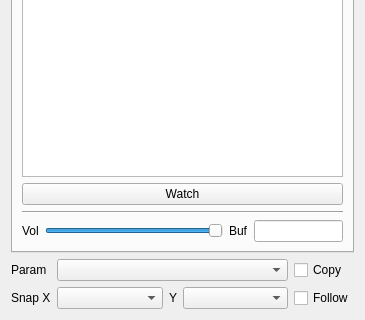
The window that src/editor/sidemenu/SideMenu.ui (yuxshao/ptcollab) describes before a commit, drawn with Qt 5; both pictures show x 0 to 365 and y 315 to 635 of the 365 by 635 pixel window.
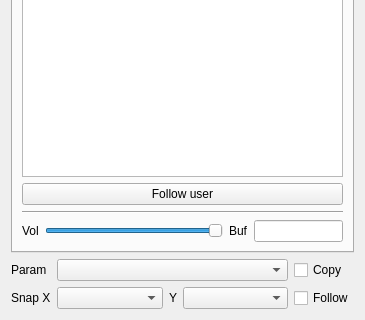
The same window after the commit. The open tabs and pages were chosen to show the change. Icons and pictures are not drawn. Custom widgets are drawn as their Qt base class.

Commit message: follow vs watch user

Diff of the .ui file:
```diff
--- a/src/editor/sidemenu/SideMenu.ui
+++ b/src/editor/sidemenu/SideMenu.ui
@@ -484,7 +484,7 @@
           <enum>Qt::NoFocus</enum>
          </property>
          <property name="text">
-          <string>Watch</string>
+          <string>Follow user</string>
          </property>
         </widget>
        </item>
```
The commit also changes 5 other files.
